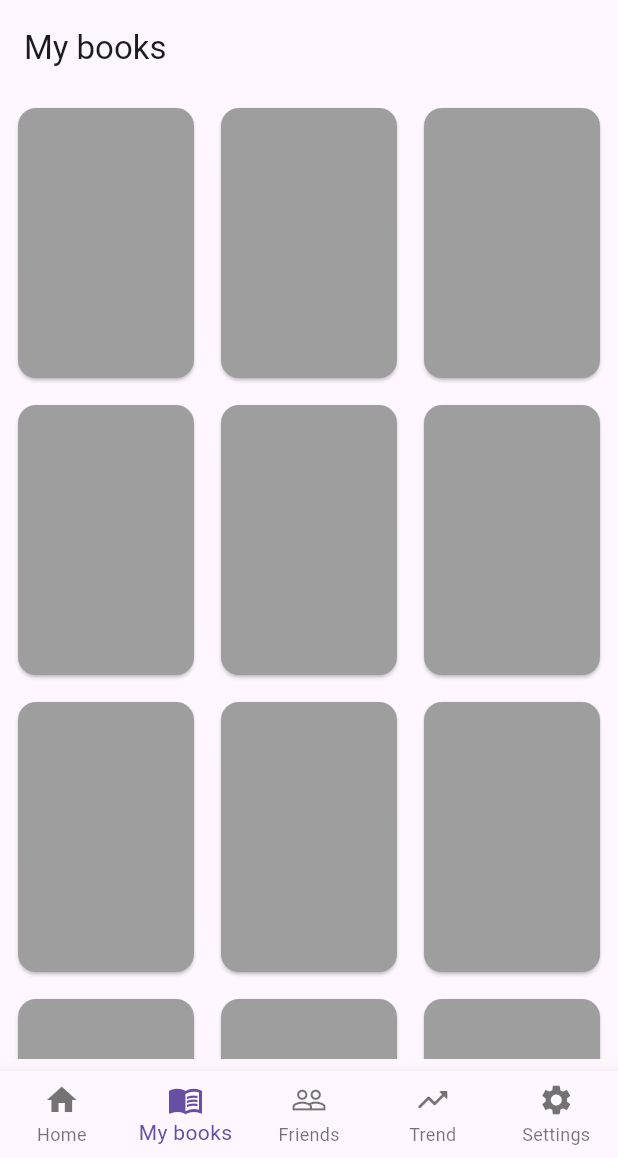
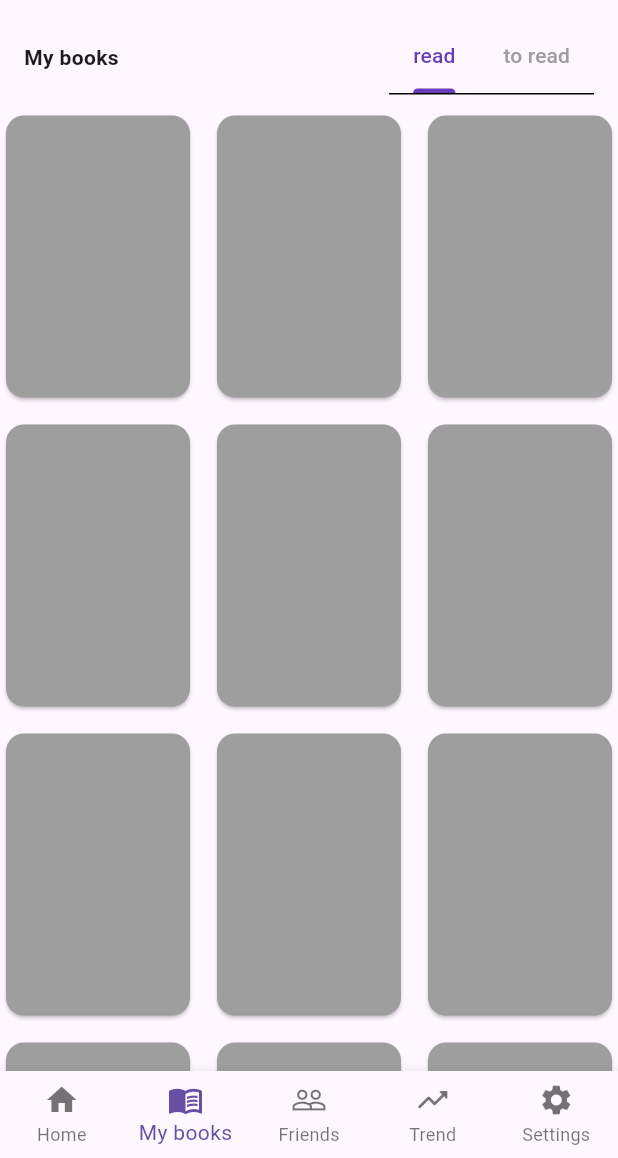
Before and after one commit to n0o0i/yomiru, a Flutter app: the screen it shows after launch, item 2 of the bottom bar chosen, on a phone screen of 412 x 824 dp, the part 78-1236 px from its top. Run offline on Flutter 3.47's test engine with Material 3 defaults, Android fonts, the phone set to English and light mode, and no system bars.

Commit message:
add tabs to mybooks

```diff
--- a/lib/frontend/MyBooks/myBooks.dart
+++ b/lib/frontend/MyBooks/myBooks.dart
@@ -4,11 +4,55 @@ import 'package:yomiru/frontend/shared/booksGridView.dart';
 class MyBooks extends StatelessWidget {
   @override
   Widget build(BuildContext context) {
-    return Scaffold(
-      appBar: AppBar(title: Text('My books')),
-      body:  Padding(
-        padding: const EdgeInsets.all(8.0),
-        child: booksGridView(),
+    return DefaultTabController(
+      length: 2,
+      child: Column(
+        crossAxisAlignment: CrossAxisAlignment.start,
+        children: [
+          Padding(
+            padding: const EdgeInsets.symmetric(horizontal: 16, vertical: 10),
+            child: Row(
+              mainAxisAlignment: MainAxisAlignment.spaceBetween,
+              children: [
+                Text(
+                  'My books',
+                  style: TextStyle(
+                    fontWeight: FontWeight.bold
+                  ),
+                ),
+                SizedBox(width: 30),
+                Container(
+                  decoration: BoxDecoration(
+                    border: Border(
+                      bottom: BorderSide()
+                    )
+                  ),
+                  child: TabBar(
+                    dividerColor: Colors.transparent,
+                    indicatorColor: Colors.deepPurple,
+                    labelColor: Colors.deepPurple,
+                    unselectedLabelColor: Colors.grey,
+                    isScrollable: true,
+                    tabAlignment: TabAlignment.start,
+                    tabs: [
+                      Tab(text: 'read'),
+                      Tab(text: 'to read')
+                    ]
+                  )
+                )
+              ]
+            )
+          ),
+          Expanded(
+              child: TabBarView(
+                children: [
+                  booksGridView(),
+                  booksGridView(),
+                ]
+
+              )
+          )
+        ]
       )
     );
   }
```
